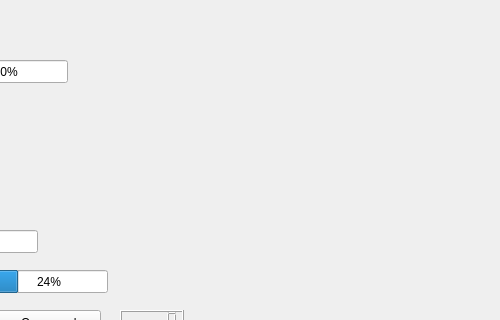
Old version of the form src/esp32_modbus.ui in the repository LuigiSalvatore/perifericos-t1; both pictures show x 300 to 800 and y 0 to 320 of the 800 by 600 pixel window.
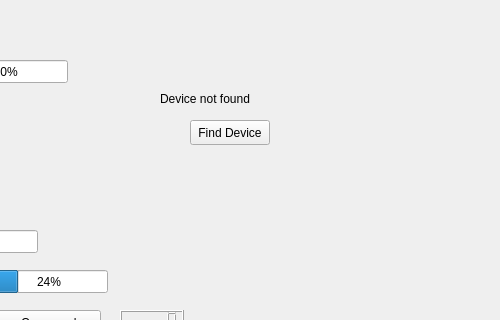
New version of the form.

Commit message: modificação para evitar crash se app não encontra device

```diff
--- a/src/esp32_modbus.ui
+++ b/src/esp32_modbus.ui
@@ -186,6 +186,32 @@
      <number>24</number>
     </property>
    </widget>
+   <widget class="QLabel" name="label_device">
+    <property name="geometry">
+     <rect>
+      <x>460</x>
+      <y>90</y>
+      <width>161</width>
+      <height>17</height>
+     </rect>
+    </property>
+    <property name="text">
+     <string>Device not found</string>
+    </property>
+   </widget>
+   <widget class="QPushButton" name="pushbutton_find_device">
+    <property name="geometry">
+     <rect>
+      <x>490</x>
+      <y>120</y>
+      <width>80</width>
+      <height>25</height>
+     </rect>
+    </property>
+    <property name="text">
+     <string>Find Device</string>
+    </property>
+   </widget>
   </widget>
   <widget class="QMenuBar" name="menubar">
    <property name="geometry">
```
The commit also changes 1 other file.
